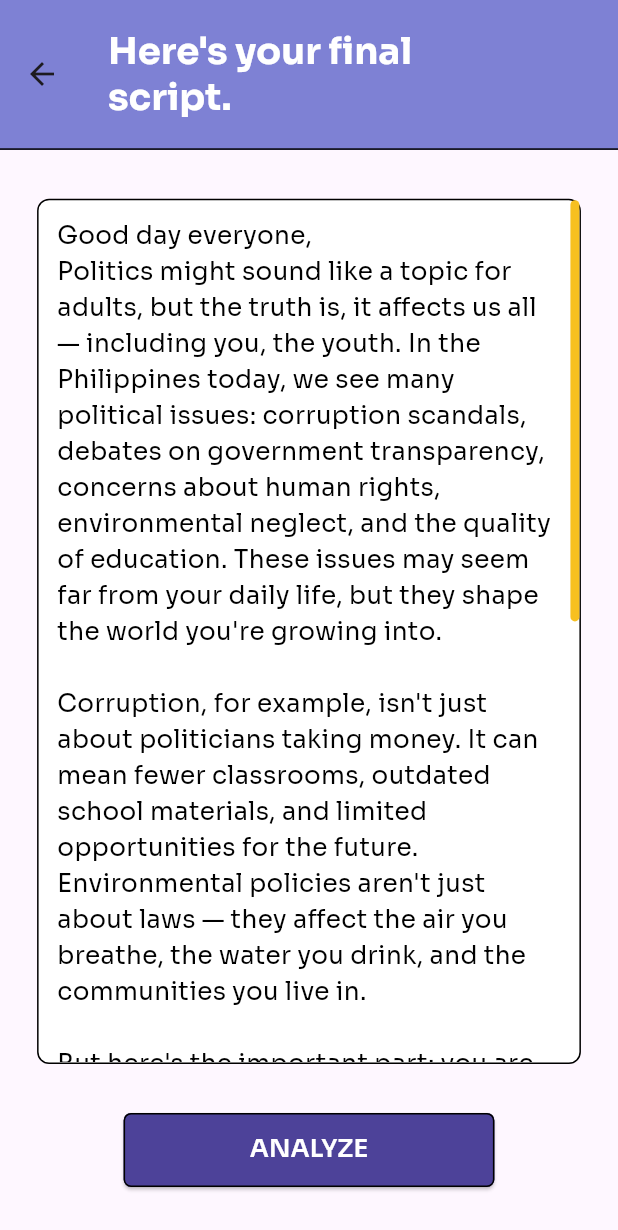
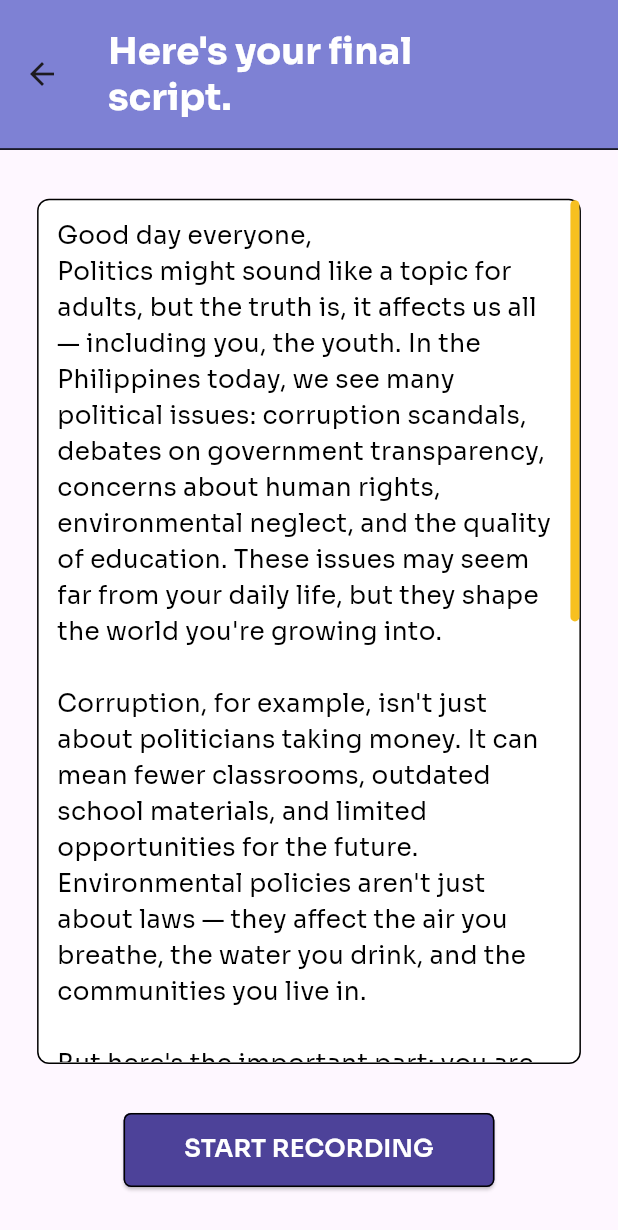
Before and after one commit to srhmr/ConfidEase, a Flutter app: the FinalScript screen opened directly, on a phone screen of 412 x 824 dp. Shown: the top 1230 px of the screen. Run offline on Flutter 3.47's test engine with Material 3 defaults, Android fonts, the light colour scheme and no system bars; our stand-ins replace cloud_firestore, firebase_auth, firebase_core, flutter_tabler_icons, google_fonts, lucide_icons_flutter; accounts and stored records are empty.

Commit message:
edited button in final_script

```diff
--- a/lib/pages/screens/final_script.dart
+++ b/lib/pages/screens/final_script.dart
@@ -113,7 +113,7 @@ class _FinalScriptState extends State<FinalScript> {
                 backgroundColor: details,
               ),
               child: Text(
-                "ANALYZE",
+                "START RECORDING",
                 style: GoogleFonts.sora(
                   color: Colors.white,
                   fontWeight: FontWeight.w600,
```
